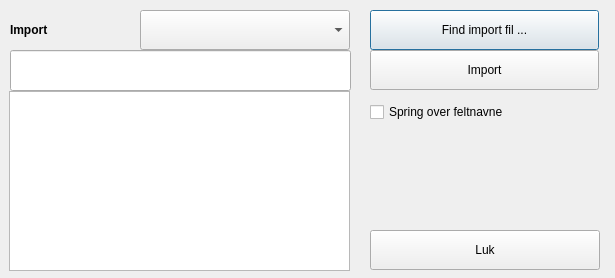
fhdk/eordre2, file buildtools/ui/file_import_dialog.ui: the form before one commit.
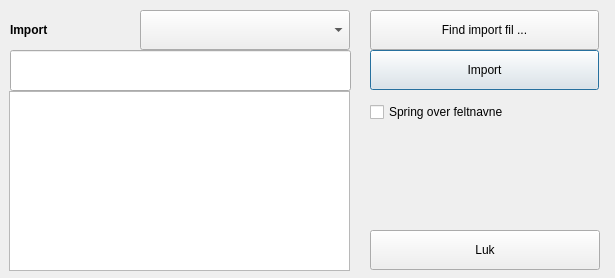
The form after the commit.

```diff
--- a/buildtools/ui/file_import_dialog.ui
+++ b/buildtools/ui/file_import_dialog.ui
@@ -38,6 +38,9 @@
             <property name="text">
                 <string>Find import fil ...</string>
             </property>
+   <property name="autoDefault">
+    <bool>false</bool>
+   </property>
         </widget>
         <widget class="QPushButton" name="buttonImport">
             <property name="geometry">
```
Lines whose indentation alone changed are shown as unchanged.
